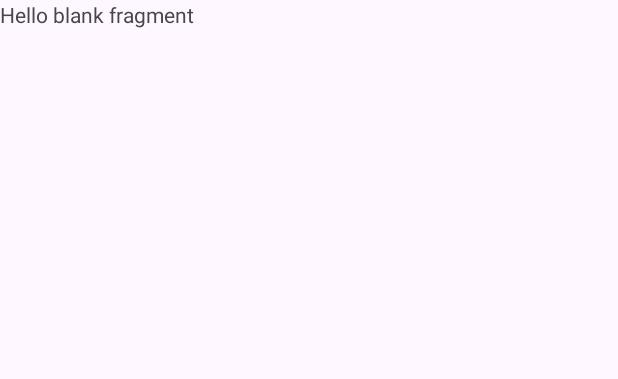
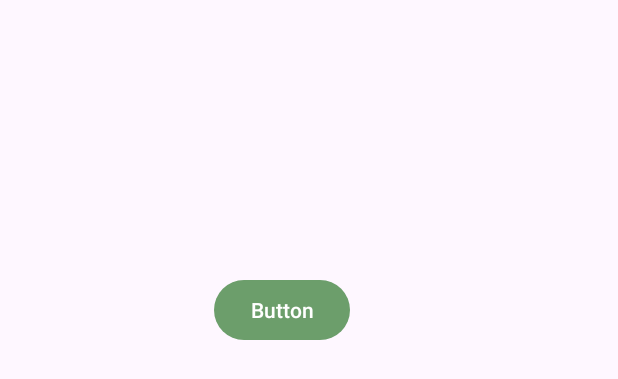
Before and after one commit to jv-eng/TFM, an Android app: the layout fragment_opciones.xml on its own in the app's theme, with its tools: preview values and no code run, on a phone screen of 412 x 824 dp. Shown: the top 379 px of the screen. Run offline under Robolectric (Android 15) with nearby library versions, the phone set to English and light mode, and no system bars.

Commit message:
inicio fragmentos

```diff
--- a/TFMProjectMobile/app/build.gradle.kts
+++ b/TFMProjectMobile/app/build.gradle.kts
@@ -41,4 +41,6 @@ dependencies {
     androidTestImplementation("androidx.test.espresso:espresso-core:3.5.1")
     implementation("com.google.android.gms:play-services-nearby:19.1.0")
     implementation("com.google.code.gson:gson:2.10.1")
+    implementation("de.hdodenhof:circleimageview:3.1.0")
+    implementation("androidx.recyclerview:recyclerview:1.3.0")
 }
--- a/TFMProjectMobile/app/src/main/java/com/jv/tfmprojectmobile/activities/MainActivity.java
+++ b/TFMProjectMobile/app/src/main/java/com/jv/tfmprojectmobile/activities/MainActivity.java
@@ -14,7 +14,8 @@ public class MainActivity extends AppCompatActivity {
         super.onCreate(savedInstanceState);
         setContentView(R.layout.activity_main);
 
-        Intent i = new Intent(MainActivity.this, LoginActivity.class);
+        //Intent i = new Intent(MainActivity.this, LoginActivity.class);
+        Intent i = new Intent(MainActivity.this, MenuActivity.class);
         startActivity(i);
     }
 }
--- /dev/null
+++ b/TFMProjectMobile/app/src/main/res/drawable/ic_baseline_download_for_offline_24.xml
@@ -0,0 +1,5 @@
+<vector android:height="24dp" android:tint="#000000"
+    android:viewportHeight="24" android:viewportWidth="24"
+    android:width="24dp" xmlns:android="http://schemas.android.com/apk/res/android">
+    <path android:fillColor="@android:color/white" android:pathData="M12,2C6.49,2 2,6.49 2,12s4.49,10 10,10s10,-4.49 10,-10S17.51,2 12,2zM11,10V6h2v4h3l-4,4l-4,-4H11zM17,17H7v-2h10V17z"/>
+</vector>
--- /dev/null
+++ b/TFMProjectMobile/app/src/main/res/drawable/ic_baseline_menu_24.xml
@@ -0,0 +1,5 @@
+<vector android:height="24dp" android:tint="#000000"
+    android:viewportHeight="24" android:viewportWidth="24"
+    android:width="24dp" xmlns:android="http://schemas.android.com/apk/res/android">
+    <path android:fillColor="@android:color/white" android:pathData="M3,18h18v-2L3,16v2zM3,13h18v-2L3,11v2zM3,6v2h18L21,6L3,6z"/>
+</vector>
--- /dev/null
+++ b/TFMProjectMobile/app/src/main/res/drawable/ic_baseline_new_releases_24.xml
@@ -0,0 +1,5 @@
+<vector android:height="24dp" android:tint="#000000"
+    android:viewportHeight="24" android:viewportWidth="24"
+    android:width="24dp" xmlns:android="http://schemas.android.com/apk/res/android">
+    <path android:fillColor="@android:color/white" android:pathData="M23,12l-2.44,-2.78 0.34,-3.68 -3.61,-0.82 -1.89,-3.18L12,3 8.6,1.54 6.71,4.72l-3.61,0.81 0.34,3.68L1,12l2.44,2.78 -0.34,3.69 3.61,0.82 1.89,3.18L12,21l3.4,1.46 1.89,-3.18 3.61,-0.82 -0.34,-3.68L23,12zM13,17h-2v-2h2v2zM13,13h-2L11,7h2v6z"/>
+</vector>
--- a/TFMProjectMobile/app/src/main/res/layout/fragment_opciones.xml
+++ b/TFMProjectMobile/app/src/main/res/layout/fragment_opciones.xml
@@ -1,14 +1,23 @@
 <?xml version="1.0" encoding="utf-8"?>
-<FrameLayout xmlns:android="http://schemas.android.com/apk/res/android"
+<androidx.constraintlayout.widget.ConstraintLayout xmlns:android="http://schemas.android.com/apk/res/android"
+    xmlns:app="http://schemas.android.com/apk/res-auto"
     xmlns:tools="http://schemas.android.com/tools"
+    android:id="@+id/frameLayout"
     android:layout_width="match_parent"
     android:layout_height="match_parent"
     tools:context=".fragments.Opciones">
 
-    <!-- TODO: Update blank fragment layout -->
-    <TextView
-        android:layout_width="match_parent"
-        android:layout_height="match_parent"
-        android:text="@string/hello_blank_fragment" />
 
-</FrameLayout>
+    <Button
+        android:id="@+id/button2"
+        android:layout_width="wrap_content"
+        android:layout_height="wrap_content"
+        android:text="Button"
+        app:layout_constraintBottom_toBottomOf="parent"
+        app:layout_constraintEnd_toEndOf="parent"
+        app:layout_constraintHorizontal_bias="0.443"
+        app:layout_constraintStart_toStartOf="parent"
+        app:layout_constraintTop_toTopOf="parent"
+        app:layout_constraintVertical_bias="0.235" />
+
+</androidx.constraintlayout.widget.ConstraintLayout>
--- a/TFMProjectMobile/app/src/main/res/values-night/themes.xml
+++ b/TFMProjectMobile/app/src/main/res/values-night/themes.xml
@@ -1,7 +1,22 @@
 <resources xmlns:tools="http://schemas.android.com/tools">
     <!-- Base application theme. -->
     <style name="Base.Theme.TFMProjectMobile" parent="Theme.Material3.DayNight.NoActionBar">
-        <!-- Customize your dark theme here. -->
-        <!-- <item name="colorPrimary">@color/my_dark_primary</item> -->
+        <item name="colorPrimary">@color/purple_200</item>
+        <item name="colorPrimaryVariant">@color/purple_700</item>
+        <item name="colorOnPrimary">@color/black</item>
+        <!-- Secondary brand color. -->
+        <item name="colorSecondary">@color/teal_200</item>
+        <item name="colorSecondaryVariant">@color/teal_200</item>
+        <item name="colorOnSecondary">@color/black</item>
+        <!-- Status bar color. -->
+        <item name="android:statusBarColor">?attr/colorPrimaryVariant</item>
+        <!-- Customize your theme here. -->
+    </style>
+
+    <!-- A new component to be used in any Layout, it's a line! :D -->
+    <style name="line">
+        <item name="android:background">#C9C9C9</item>
+        <item name="android:layout_marginTop">10dp</item>
+        <item name="android:layout_height">1dp</item>
     </style>
 </resources>
--- a/TFMProjectMobile/app/src/main/res/values/colors.xml
+++ b/TFMProjectMobile/app/src/main/res/values/colors.xml
@@ -1,5 +1,14 @@
 <?xml version="1.0" encoding="utf-8"?>
 <resources>
+    <color name="purple_200">#6C9E6B</color>
+    <color name="purple_500">#6C9E6B</color>
+    <color name="purple_700">#FF3700B3</color>
+    <color name="teal_200">#FF03DAC5</color>
+    <color name="teal_700">#FF018786</color>
     <color name="black">#FF000000</color>
     <color name="white">#FFFFFFFF</color>
+    <color name="lightgrey">#989797</color>
+    <color name="underline">#D8D6D6</color>
+    <color name="news_green">#D5F7E4</color>
+    <color name="news_title">#5B7756</color>
 </resources>
--- a/TFMProjectMobile/app/src/main/res/values/strings.xml
+++ b/TFMProjectMobile/app/src/main/res/values/strings.xml
@@ -24,7 +24,11 @@
     <string name="register_msg_1">There was an error while sending the data.</string>
     <string name="register_msg_2">There was an error in a data format.</string>
 
+    <!--Fragmentos-->
+    <string name="todo">TBD</string>
+
     <!--Menu-->
+
     <!--Register-->
     <!--Register-->
     <!--Register-->
--- a/TFMProjectMobile/app/src/main/res/values/themes.xml
+++ b/TFMProjectMobile/app/src/main/res/values/themes.xml
@@ -5,5 +5,21 @@
         <!-- <item name="colorPrimary">@color/my_light_primary</item> -->
     </style>
 
-    <style name="Theme.TFMProjectMobile" parent="Base.Theme.TFMProjectMobile" />
+    <style name="Theme.TFMProjectMobile" parent="Base.Theme.TFMProjectMobile">
+        <item name="colorPrimary">@color/purple_500</item>
+        <item name="colorPrimaryVariant">@color/purple_700</item>
+        <item name="colorOnPrimary">@color/white</item>
+        <!-- Secondary brand color. -->
+        <item name="colorSecondary">@color/teal_200</item>
+        <item name="colorSecondaryVariant">@color/teal_700</item>
+        <item name="colorOnSecondary">@color/black</item>
+        <!-- Status bar color. -->
+        <item name="android:statusBarColor">?attr/colorPrimaryVariant</item>
+        <!-- Customize your theme here. -->
+    </style>
+    <style name="line">
+        <item name="android:background">@color/underline</item>
+        <item name="android:layout_marginTop">10dp</item>
+        <item name="android:layout_height">1dp</item>
+    </style>
 </resources>
```
Also changed, not shown: TFMProjectMobile/app/src/main/java/com/jv/tfmprojectmobile/activities/MenuActivity.java (+78 -0 lines), TFMProjectMobile/app/src/main/java/com/jv/tfmprojectmobile/fragments/Opciones.java (+15 -16 lines), TFMProjectMobile/app/src/main/res/layout/activity_menu.xml (+46 -14 lines), TFMProjectMobile/app/src/main/res/layout/drawer_header.xml (added, +40 -0 lines), TFMProjectMobile/app/src/main/res/menu/drawer_menu.xml (added, +44 -0 lines).
